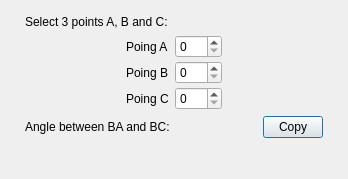
Qt form freeview/DialogWayPointsAngle.ui (matheus-rech/freesurfer) before a commit.
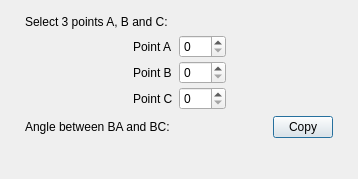
The same form after that commit.

The edit to the form file:
```diff
--- a/freeview/DialogWayPointsAngle.ui
+++ b/freeview/DialogWayPointsAngle.ui
@@ -6,7 +6,7 @@
    <rect>
     <x>0</x>
     <y>0</y>
-    <width>348</width>
+    <width>358</width>
     <height>179</height>
    </rect>
   </property>
@@ -65,7 +65,7 @@
        <item row="0" column="0">
         <widget class="QLabel" name="label_3">
          <property name="text">
-          <string>Poing A</string>
+          <string>Point A</string>
          </property>
         </widget>
        </item>
@@ -79,7 +79,7 @@
        <item row="1" column="0">
         <widget class="QLabel" name="label_4">
          <property name="text">
-          <string>Poing B</string>
+          <string>Point B</string>
          </property>
         </widget>
        </item>
@@ -93,7 +93,7 @@
        <item row="2" column="0">
         <widget class="QLabel" name="label_5">
          <property name="text">
-          <string>Poing C</string>
+          <string>Point C</string>
          </property>
         </widget>
        </item>
```
